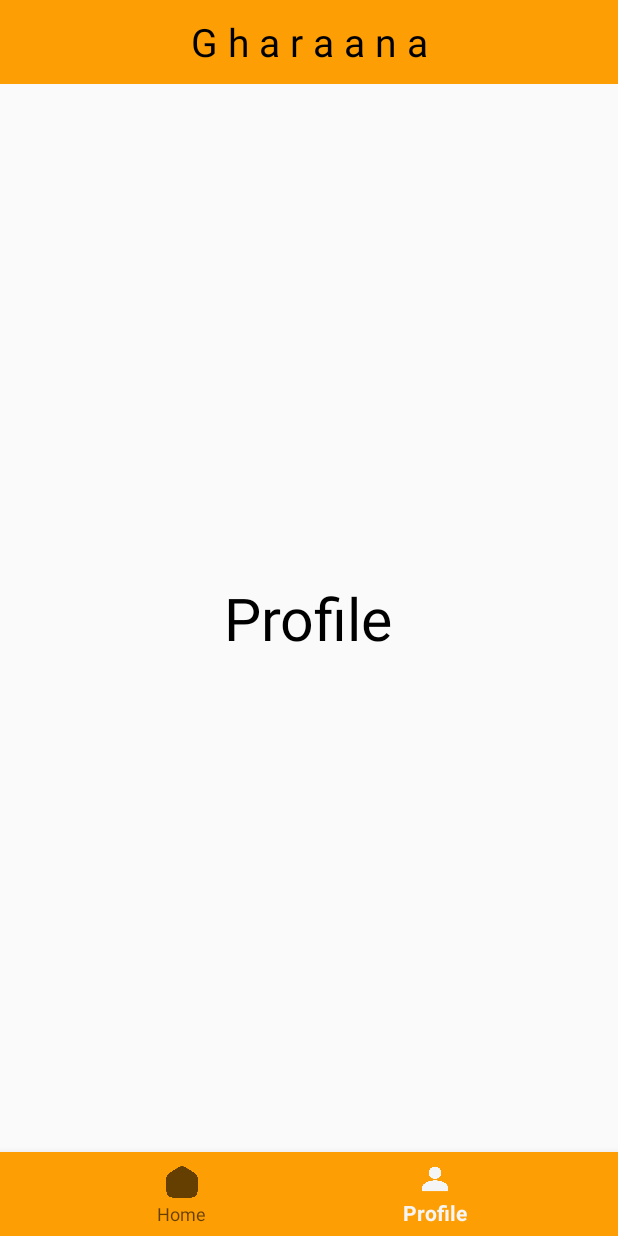
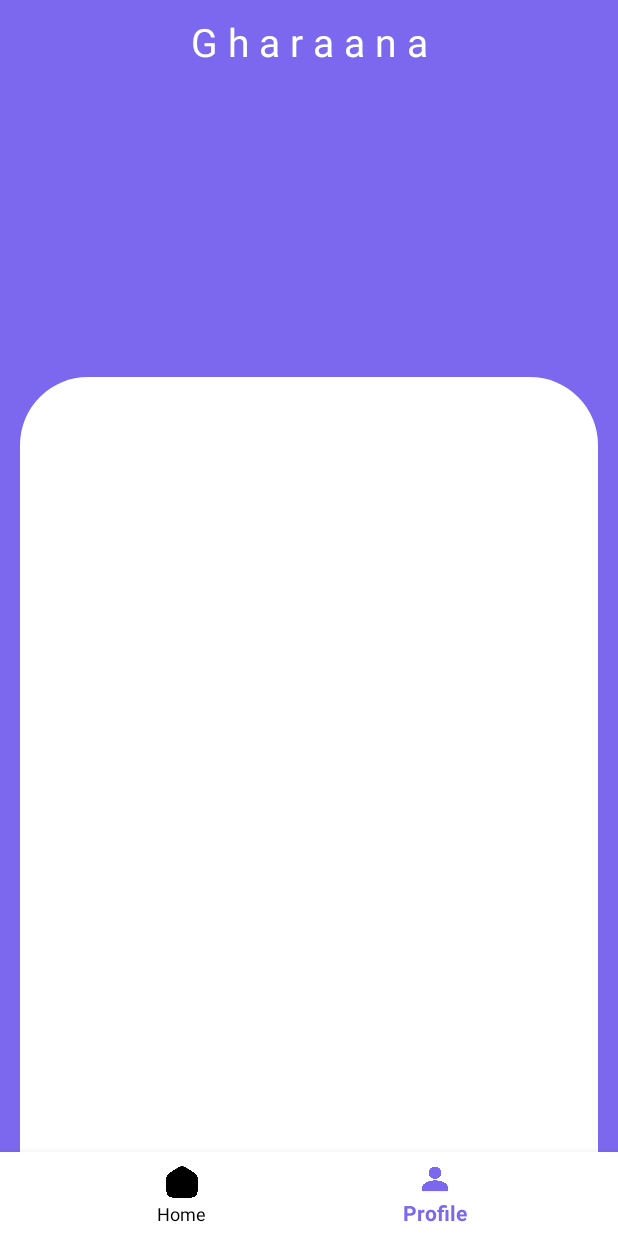
Before and after one commit to thesurajsite/NITA-Buddy, an Android app: the MainActivity screen opened directly, with no data from a screen before it, item 2 of the bottom bar chosen, on a phone screen of 412 x 824 dp. Run offline under Robolectric (Android 15) with nearby library versions, the phone set to English and light mode, and no system bars; our stand-ins replace sdp/ssp sizes; Roboto replaces fonts that are not available here; 1 statement that could not run was skipped.

Commit message:
ui improvements & profile paage designed

```diff
--- /dev/null
+++ b/app/src/main/res/color/bottom_nav_icon_color.xml
@@ -0,0 +1,7 @@
+<!-- res/color/bottom_navigation_icon_colors.xml -->
+<selector xmlns:android="http://schemas.android.com/apk/res/android">
+    <!-- Selected state -->
+    <item android:color="@color/blue" android:state_checked="true"/>
+    <!-- Default state -->
+    <item android:color="@color/black"/>
+</selector>
--- /dev/null
+++ b/app/src/main/res/drawable/card_background.xml
@@ -0,0 +1,13 @@
+<shape xmlns:android="http://schemas.android.com/apk/res/android"
+    android:shape="rectangle">
+    <corners
+        android:topLeftRadius="@dimen/_35sdp"
+        android:topRightRadius="@dimen/_35sdp"
+        android:bottomLeftRadius="0dp"
+        android:bottomRightRadius="0dp"/>
+    <solid android:color="@android:color/white"/> <!-- Change the color as needed -->
+    <padding android:left="0dp"
+        android:top="0dp"
+        android:right="0dp"
+        android:bottom="0dp"/>
+</shape>
--- a/app/src/main/res/layout/activity_main.xml
+++ b/app/src/main/res/layout/activity_main.xml
@@ -4,6 +4,7 @@
     xmlns:tools="http://schemas.android.com/tools"
     android:layout_width="match_parent"
     android:layout_height="match_parent"
+    android:background="@color/white"
     tools:context=".MainActivity">
 
     <include
@@ -15,6 +16,7 @@
         android:layout_width="match_parent"
         android:layout_height="match_parent"
         android:layout_below="@id/toolbar"
+        android:background="@color/blue"
         android:layout_above="@id/bottomNavigation"/>
 
     <Button
@@ -33,7 +35,9 @@
         android:layout_width="match_parent"
         android:layout_height="wrap_content"
         android:layout_alignParentBottom="true"
-        android:background="@color/orange"
+        android:background="@color/white"
+        app:itemIconTint="@color/bottom_nav_icon_color"
+        app:itemTextColor="@color/bottom_nav_icon_color"
         app:menu="@menu/bottom_nav_menu"/>
 
 </RelativeLayout>
--- a/app/src/main/res/layout/fragment_profile.xml
+++ b/app/src/main/res/layout/fragment_profile.xml
@@ -1,18 +1,26 @@
 <?xml version="1.0" encoding="utf-8"?>
-<FrameLayout xmlns:android="http://schemas.android.com/apk/res/android"
+<androidx.constraintlayout.widget.ConstraintLayout xmlns:android="http://schemas.android.com/apk/res/android"
     xmlns:tools="http://schemas.android.com/tools"
     android:layout_width="match_parent"
     android:layout_height="match_parent"
+    xmlns:app="http://schemas.android.com/apk/res-auto"
+    android:background="@color/blue"
     tools:context=".Profile_Fragment">
 
-    <TextView
-        android:layout_width="wrap_content"
-        android:layout_height="wrap_content"
-        android:text="Profile"
-        android:textColor="@color/black"
-        android:textSize="@dimen/_30sdp"
-        android:layout_gravity="center"
-        android:gravity="center_horizontal|center_vertical"
-        />
+
+<FrameLayout
+    android:layout_width="match_parent"
+    android:layout_height="match_parent"
+    android:layout_marginTop="@dimen/_150sdp"
+    android:background="@drawable/card_background"
+    android:layout_marginLeft="@dimen/_10sdp"
+    android:layout_marginRight="@dimen/_10sdp">
+
+
+
+
 
 </FrameLayout>
+
+
+</androidx.constraintlayout.widget.ConstraintLayout>
--- a/app/src/main/res/layout/toolbar.xml
+++ b/app/src/main/res/layout/toolbar.xml
@@ -2,14 +2,14 @@
 <androidx.appcompat.widget.Toolbar xmlns:android="http://schemas.android.com/apk/res/android"
     android:layout_width="match_parent"
     android:layout_height="wrap_content"
-    android:background="@color/orange">
+    android:background="@color/blue">
 
     <TextView
         android:layout_width="wrap_content"
         android:layout_height="wrap_content"
         android:text="G h a r a a n a"
         android:textSize="@dimen/_20sdp"
-        android:textColor="@color/black"
+        android:textColor="@color/white"
         android:fontFamily="@font/allerta_stencil"
         android:layout_gravity="center_horizontal"/>
 
--- a/app/src/main/res/menu/bottom_nav_menu.xml
+++ b/app/src/main/res/menu/bottom_nav_menu.xml
@@ -4,13 +4,13 @@
     <item android:title="Home"
         android:id="@+id/home"
         android:icon="@drawable/home"
-        android:iconTint="@color/black"
+        android:iconTint="@color/blue"
         />
 
     <item android:title="Profile"
         android:id="@+id/profile"
         android:icon="@drawable/person"
-        android:iconTint="@color/black"
+        android:iconTint="@color/blue"
         />
 
 </menu>
--- a/app/src/main/res/values-night/themes.xml
+++ b/app/src/main/res/values-night/themes.xml
@@ -8,8 +8,8 @@
 
     <!-- MY STYLES HERE -->
     <style name="Theme.MainActivity" parent="Theme.AppCompat.Light.NoActionBar">
-        <item name="android:statusBarColor">@color/orange</item>
-        <item name="android:navigationBarColor">@color/orange</item>
+        <item name="android:statusBarColor">@color/blue</item>
+        <item name="android:navigationBarColor">@color/white</item>
     </style>
 
     <style name="Theme.SignupLoginActivity" parent="Theme.AppCompat.Light.NoActionBar">
--- a/app/src/main/res/values/themes.xml
+++ b/app/src/main/res/values/themes.xml
@@ -9,8 +9,8 @@
 
     <!-- MY STYLES HERE -->
     <style name="Theme.MainActivity" parent="Theme.AppCompat.Light.NoActionBar">
-        <item name="android:statusBarColor">@color/orange</item>
-        <item name="android:navigationBarColor">@color/orange</item>
+        <item name="android:statusBarColor">@color/blue</item>
+        <item name="android:navigationBarColor">@color/white</item>
     </style>
 
     <style name="Theme.SignupLoginActivity" parent="Theme.AppCompat.Light.NoActionBar">
```
